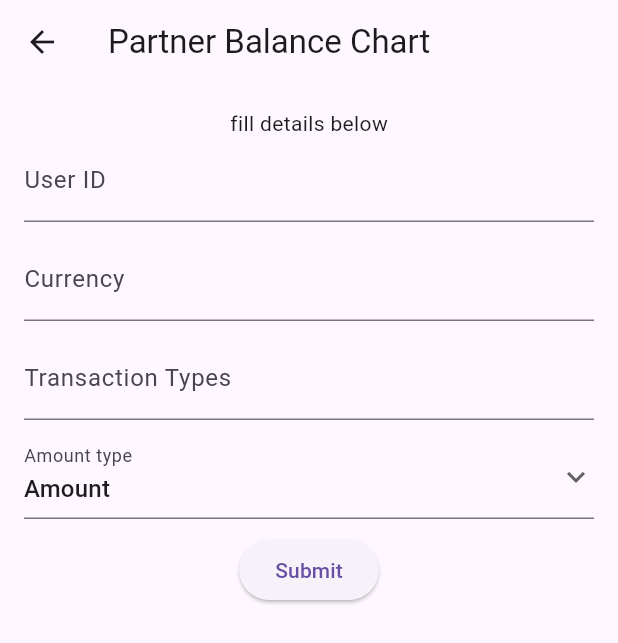
After one commit to InventoryLite/wapas-flutter, a Flutter app: the PartnerBalanceChartScreen screen opened directly, on a phone screen of 412 x 824 dp. The commit adds this screen. Shown: the top 643 px of the screen. Run offline on Flutter 3.47's test engine with Material 3 defaults, Android fonts, the phone set to English and light mode, and no system bars; our stand-ins replace confetti, plugin_platform_interface, syncfusion_flutter_charts; network calls fail.

Commit message:
Partner balance chart widget

```diff
--- /dev/null
+++ b/example/lib/screens/balance/partner_balance_chart_screen.dart
@@ -0,0 +1,105 @@
+import 'package:flutter/material.dart';
+import 'package:syncfusion_flutter_charts/charts.dart';
+import 'package:wapas/models/balance_model.dart';
+import 'package:wapas/models/transaction_model.dart';
+import 'package:wapas/wapas.dart';
+import 'package:wapas_example/globals.dart';
+import 'package:wapas_example/screens/reports/chart.dart';
+import 'package:wapas_example/widgets/balance_chart.dart';
+
+class PartnerBalanceChartScreen extends StatefulWidget {
+  const PartnerBalanceChartScreen({super.key});
+
+  @override
+  State<PartnerBalanceChartScreen> createState() =>
+      _PartnerBalanceChartScreenState();
+}
+
+class _PartnerBalanceChartScreenState extends State<PartnerBalanceChartScreen> {
+  final GlobalKey<BalanceChartState> _childKey = GlobalKey<BalanceChartState>();
+
+  String selectedAmountType = "Amount";
+  TextEditingController userIdController = TextEditingController();
+  TextEditingController currencyController = TextEditingController();
+  TextEditingController transactionTypesController = TextEditingController();
+
+  @override
+  void initState() {
+    super.initState();
+    // userIdController.text = "660a7bf84dbc9d6090cd6226";
+    // currencyController.text = "INR";
+    // transactionTypesController.text = "AMOUNT,Income,TRANSFER";
+  }
+
+  @override
+  Widget build(BuildContext context) {
+    return Scaffold(
+      appBar: AppBar(
+        title: const Text('Partner Balance Chart'),
+      ),
+      body: SingleChildScrollView(
+        child: Container(
+          padding: EdgeInsets.all(16),
+          child: Column(
+            children: [
+              userIdController.text.isNotEmpty &&
+                      currencyController.text.isNotEmpty
+                  ? BalanceChart(
+                      key: _childKey,
+                      userId: userIdController.text,
+                      currency: currencyController.text,
+                      amountType: selectedAmountType.toLowerCase(),
+                      transactionTypes:
+                          transactionTypesController.text.isNotEmpty
+                              ? transactionTypesController.text.split(",")
+                              : null,
+                    )
+                  : Text('fill details below'),
+              TextField(
+                controller: userIdController,
+                decoration: InputDecoration(labelText: 'User ID'),
+              ),
+              SizedBox(height: 10),
+              TextField(
+                controller: currencyController,
+                decoration: InputDecoration(labelText: 'Currency'),
+              ),
+              SizedBox(height: 10),
+              TextField(
+                controller: transactionTypesController,
+                decoration: InputDecoration(labelText: 'Transaction Types'),
+              ),
+              SizedBox(height: 10),
+              DropdownButtonFormField(
+                value: selectedAmountType,
+                icon: const Icon(Icons.keyboard_arrow_down),
+                decoration: InputDecoration(labelText: "Amount type"),
+                items: globals.simpleAmountTypes.values.map((String items) {
+                  return DropdownMenuItem(
+                    value: items,
+                    child: Text(items.toString()),
+                  );
+                }).toList(),
+                onChanged: (String? newValue) {
+                  setState(() {
+                    selectedAmountType = newValue!;
+                  });
+                },
+              ),
+              SizedBox(height: 10),
+              ElevatedButton(
+                onPressed: () {
+                  setState(() {
+
+                  });
+                  _childKey.currentState?.refresh();
+                },
+                child: Text('Submit'),
+              ),
+            ],
+          ),
+        ),
+      ),
+    );
+  }
+}
```
Also changed, not shown: example/lib/main.dart (+16 -0 lines), example/lib/widgets/balance_chart.dart (added, +114 -0 lines).
